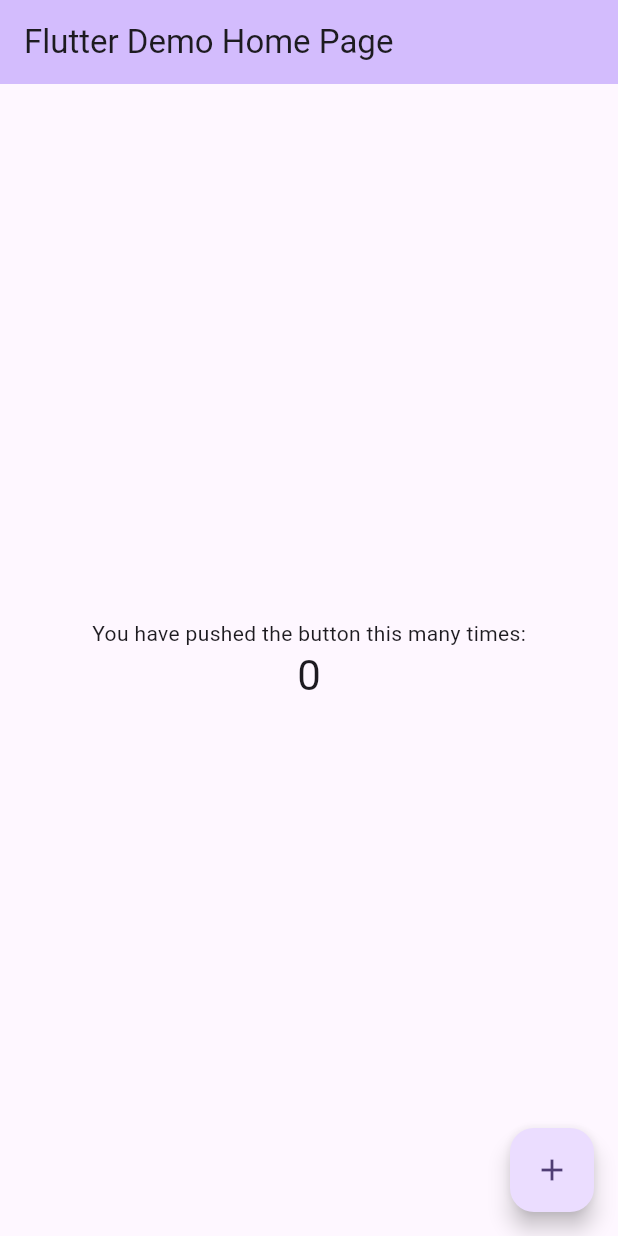
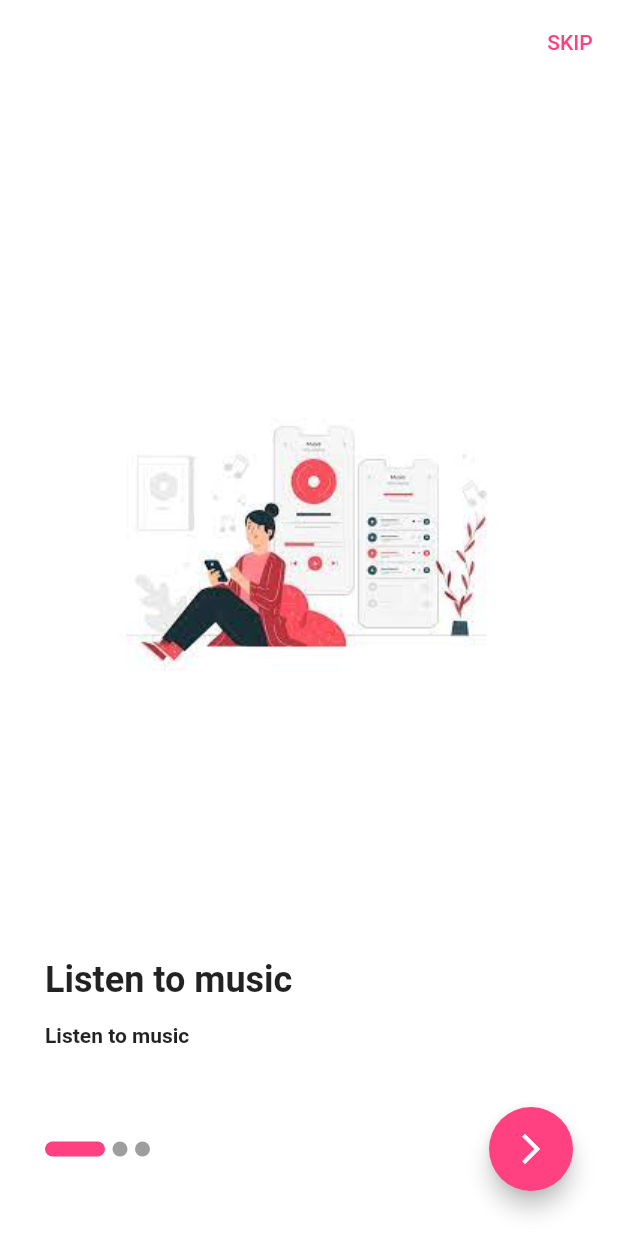
Before and after one commit to mahmoudnader150/music_app, a Flutter app: the screen it shows after launch, on a phone screen of 412 x 824 dp. Run offline on Flutter 3.47's test engine with Material 2 defaults, Android fonts, the phone set to English and light mode, and no system bars; drawn by our look-alikes of smooth_page_indicator; our stand-ins replace bloc, flutter_bloc.

Commit message:
onBoarding and home layout

```diff
--- /dev/null
+++ b/lib/components.dart
@@ -0,0 +1,16 @@
+import 'package:flutter/material.dart';
+import 'package:music_app/constants.dart';
+
+Widget defaultTextButton({
+  required VoidCallback? function,
+  required String text
+})=>TextButton(onPressed: function, child: Text(text.toUpperCase(),style: TextStyle(color: defaultColor),),);
+
+
+void navigateAndFinish(context,widget)=> Navigator.pushAndRemoveUntil(
+  context,
+  MaterialPageRoute(
+      builder: (context) =>widget
+  ),
+      (route)=>false,
+);
--- /dev/null
+++ b/lib/constants.dart
@@ -0,0 +1,5 @@
+import 'dart:ui';
+
+import 'package:flutter/material.dart';
+
+const  defaultColor = Colors.pinkAccent;
--- a/lib/main.dart
+++ b/lib/main.dart
@@ -1,4 +1,10 @@
 import 'package:flutter/material.dart';
+import 'package:flutter_bloc/flutter_bloc.dart';
+import 'package:music_app/constants.dart';
+import 'package:music_app/modules/home_screen/cubit/cubit.dart';
+import 'package:music_app/modules/home_screen/cubit/states.dart';
+import 'package:music_app/modules/home_screen/home_screen.dart';
+import 'package:music_app/modules/onboarding_screen.dart';
 
 void main() {
   runApp(const MyApp());
@@ -7,119 +13,28 @@ void main() {
 class MyApp extends StatelessWidget {
   const MyApp({super.key});
 
-  // This widget is the root of your application.
+
   @override
   Widget build(BuildContext context) {
-    return MaterialApp(
-      title: 'Flutter Demo',
-      theme: ThemeData(
-        // This is the theme of your application.
-        //
-        // TRY THIS: Try running your application with "flutter run". You'll see
-        // the application has a blue toolbar. Then, without quitting the app,
-        // try changing the seedColor in the colorScheme below to Colors.green
-        // and then invoke "hot reload" (save your changes or press the "hot
-        // reload" button in a Flutter-supported IDE, or press "r" if you used
-        // the command line to start the app).
-        //
-        // Notice that the counter didn't reset back to zero; the application
-        // state is not lost during the reload. To reset the state, use hot
-        // restart instead.
-        //
-        // This works for code too, not just values: Most code changes can be
-        // tested with just a hot reload.
-        colorScheme: ColorScheme.fromSeed(seedColor: Colors.deepPurple),
-        useMaterial3: true,
-      ),
-      home: const MyHomePage(title: 'Flutter Demo Home Page'),
+    return MultiBlocProvider(
+        providers: [
+          BlocProvider(
+              create: (context)=>HomeCubit()
+          )
+        ],
+        child: BlocConsumer<HomeCubit,HomeStates>(
+          listener: (context,state){},
+          builder: (context,state){
+            return MaterialApp(
+              theme: ThemeData(
+                primaryColor: defaultColor,
+
+              ),
+              debugShowCheckedModeBanner: false,
+              home: OnBoardingScreen(),
+            );
+          },
+        )
     );
   }
 }
-
-class MyHomePage extends StatefulWidget {
-  const MyHomePage({super.key, required this.title});
-
-  // This widget is the home page of your application. It is stateful, meaning
-  // that it has a State object (defined below) that contains fields that affect
-  // how it looks.
-
-  // This class is the configuration for the state. It holds the values (in this
-  // case the title) provided by the parent (in this case the App widget) and
-  // used by the build method of the State. Fields in a Widget subclass are
-  // always marked "final".
-
-  final String title;
-
-  @override
-  State<MyHomePage> createState() => _MyHomePageState();
-}
-
-class _MyHomePageState extends State<MyHomePage> {
-  int _counter = 0;
-
-  void _incrementCounter() {
-    setState(() {
-      // This call to setState tells the Flutter framework that something has
-      // changed in this State, which causes it to rerun the build method below
-      // so that the display can reflect the updated values. If we changed
-      // _counter without calling setState(), then the build method would not be
-      // called again, and so nothing would appear to happen.
-      _counter++;
-    });
-  }
-
-  @override
-  Widget build(BuildContext context) {
-    // This method is rerun every time setState is called, for instance as done
-    // by the _incrementCounter method above.
-    //
-    // The Flutter framework has been optimized to make rerunning build methods
-    // fast, so that you can just rebuild anything that needs updating rather
-    // than having to individually change instances of widgets.
-    return Scaffold(
-      appBar: AppBar(
-        // TRY THIS: Try changing the color here to a specific color (to
-        // Colors.amber, perhaps?) and trigger a hot reload to see the AppBar
-        // change color while the other colors stay the same.
-        backgroundColor: Theme.of(context).colorScheme.inversePrimary,
-        // Here we take the value from the MyHomePage object that was created by
-        // the App.build method, and use it to set our appbar title.
-        title: Text(widget.title),
-      ),
-      body: Center(
-        // Center is a layout widget. It takes a single child and positions it
-        // in the middle of the parent.
-        child: Column(
-          // Column is also a layout widget. It takes a list of children and
-          // arranges them vertically. By default, it sizes itself to fit its
-          // children horizontally, and tries to be as tall as its parent.
-          //
-          // Column has various properties to control how it sizes itself and
-          // how it positions its children. Here we use mainAxisAlignment to
-          // center the children vertically; the main axis here is the vertical
-          // axis because Columns are vertical (the cross axis would be
-          // horizontal).
-          //
-          // TRY THIS: Invoke "debug painting" (choose the "Toggle Debug Paint"
-          // action in the IDE, or press "p" in the console), to see the
-          // wireframe for each widget.
-          mainAxisAlignment: MainAxisAlignment.center,
-          children: <Widget>[
-            const Text(
-              'You have pushed the button this many times:',
-            ),
-            Text(
-              '$_counter',
-              style: Theme.of(context).textTheme.headlineMedium,
-            ),
-          ],
-        ),
-      ),
-      floatingActionButton: FloatingActionButton(
-        onPressed: _incrementCounter,
-        tooltip: 'Increment',
-        child: const Icon(Icons.add),
-      ), // This trailing comma makes auto-formatting nicer for build methods.
-    );
-  }
-}
--- /dev/null
+++ b/lib/models/music_model.dart
@@ -0,0 +1,13 @@
+class Music{
+  late String name;
+  late String image;
+  late String duration;
+
+  Music({
+   required this.name,
+   required this.image,
+   required this.duration
+});
+
+
+}
--- /dev/null
+++ b/lib/modules/home_screen/cubit/cubit.dart
@@ -0,0 +1,39 @@
+import 'package:bloc/bloc.dart';
+import 'package:flutter/material.dart';
+import 'package:music_app/modules/favourites_screen.dart';
+import 'package:music_app/modules/home_screen/cubit/states.dart';
+import 'package:flutter_bloc/flutter_bloc.dart';
+import 'package:music_app/modules/main_screen.dart';
+import 'package:music_app/modules/settings_screen.dart';
+
+class HomeCubit extends Cubit<HomeStates> {
+  HomeCubit() :super(HomeInitialState());
+
+  static HomeCubit get(context) => BlocProvider.of(context);
+
+  List<Widget> screens = [
+      MainScreen(),
+    FavouritesScreen(),
+    SettingsScreen()
+  ];
+  int currentIndex = 0;
+  void changeIndex(index){
+    currentIndex = index;
+    emit(HomeChangeBottomNavBarState());
+  }
+  List<BottomNavigationBarItem> bottomItems = [
+    BottomNavigationBarItem(
+        icon: Icon(Icons.home),
+        label: 'Home'
+    ),
+    BottomNavigationBarItem(
+        icon: Icon(Icons.favorite),
+        label: 'Favourites'
+    ),
+    BottomNavigationBarItem(
+        icon: Icon(Icons.settings),
+        label: 'Settings'
+    ),
+
+  ];
+}
--- /dev/null
+++ b/lib/modules/home_screen/cubit/states.dart
@@ -0,0 +1,5 @@
+abstract class HomeStates{}
+
+class HomeInitialState extends HomeStates{}
+class HomeBottomNavState extends HomeStates{}
+class HomeChangeBottomNavBarState extends HomeStates{}
--- /dev/null
+++ b/lib/modules/onboarding_screen.dart
@@ -0,0 +1,140 @@
+import 'package:flutter/material.dart';
+import 'package:music_app/components.dart';
+import 'package:music_app/constants.dart';
+import 'package:music_app/modules/home_screen/home_screen.dart';
+import 'package:smooth_page_indicator/smooth_page_indicator.dart';
+class BoardingModel{
+  late final String image;
+  late final String title;
+  late final String body;
+
+  BoardingModel({
+    required this.title,
+    required this.image,
+    required this.body
+  });
+}
+
+class OnBoardingScreen extends StatefulWidget {
+
+
+  @override
+  State<OnBoardingScreen> createState() => _OnBoardingScreenState();
+}
+
+class _OnBoardingScreenState extends State<OnBoardingScreen> {
+  bool isLast = false;
+
+  var boardController = PageController();
+
+  List<BoardingModel> boarding=[
+    BoardingModel(title: "Listen to music", image: "assets/onboardingOne.jpg", body: "Listen to music"),
+    BoardingModel(title: "Enjoy music", image: "assets/onboardingTwo.jpg", body: "Enjoy music"),
+    BoardingModel(title: "Feel music", image: "assets/onboardingThree.jpg", body: "Feel music")
+  ];
+
+
+
+  @override
+  Widget build(BuildContext context) {
+    return Scaffold(
+      backgroundColor: Colors.white,
+      appBar: AppBar(
+        backgroundColor: Colors.white,
+        elevation: 0.0,
+        actions: [
+          defaultTextButton(
+              function:(){
+                navigateAndFinish(context, HomeScreen());
+              },
+              text: 'skip',
+          )
+        ],
+      ),
+      body: Padding(
+        padding: const EdgeInsets.all(30.0),
+        child: Column(
+          children: [
+            Expanded(
+              child: PageView.builder(
+                physics: BouncingScrollPhysics(),
+                controller: boardController,
+                onPageChanged: (index){
+                  if(index==boarding.length-1){
+                    setState(() {
+                      isLast = true;
+                    });
+                  }else{
+                    setState(() {
+                      isLast = false;
+                    });
+                  }
+                },
+                itemBuilder: (context,index)=>buildBoardingItem(boarding[index]),
+                itemCount: 3,
+              ),
+            ),
+            SizedBox(height: 40.0,),
+            Row(
+              children: [
+                SmoothPageIndicator(
+                    controller: boardController,
+                    effect: ExpandingDotsEffect(
+                        dotColor: Colors.grey,
+                        activeDotColor: Colors.pinkAccent,
+                        dotHeight: 10.0,
+                        expansionFactor: 4,
+                        dotWidth: 10.0,
+                        spacing: 5.0
+                    ),
+                    count: boarding.length
+                ),
+                Spacer(),
+                FloatingActionButton(
+                  onPressed: (){
+                    if(isLast){
+                      navigateAndFinish(context, HomeScreen());
+                    }else{
+                      boardController.nextPage(duration: Duration(milliseconds: 750), curve: Curves.fastLinearToSlowEaseIn);
+                    }
+                  },
+                  backgroundColor: defaultColor,
+                  child: Icon(Icons.arrow_forward_ios),
+                ),
+              ],
+            )
+          ],
+        ),
+      ) ,
+    );
+  }
+
+  Widget buildBoardingItem(BoardingModel model) =>Column(
+    crossAxisAlignment: CrossAxisAlignment.start,
+    children: [
+      Expanded(
+        child: Image(
+          image:  AssetImage('${model.image}'),
+        ),
+      ),
+      //  SizedBox(height: 30.0,),
+      Text(
+        '${model.title}',
+        style: TextStyle(
+            fontSize: 24.0,
+            fontWeight: FontWeight.bold
+        ),
+      ),
+      SizedBox(height: 15.0,),
+      Text(
+        '${model.body}',
+        style: TextStyle(
+            fontSize: 14.0,
+            fontWeight: FontWeight.bold
+        ),
+      ),
+    ],
+  );
+
+
+}
```
Also changed, not shown: lib/modules/favourites_screen.dart (added, +24 -0 lines), lib/modules/home_screen/home_screen.dart (added, +32 -0 lines), lib/modules/main_screen.dart (added, +24 -0 lines), lib/modules/settings_screen.dart (added, +24 -0 lines), pubspec.yaml (+15 -5 lines), assets/images/onboardingOne.jpg (added), assets/images/onboardingThree.jpg (added), assets/images/onboardingTwo.jpg (added), assets/onboardingOne.jpg (added), assets/onboardingThree.jpg (added), assets/onboardingTwo.jpg (added), pubspec.lock, 1 other file.
